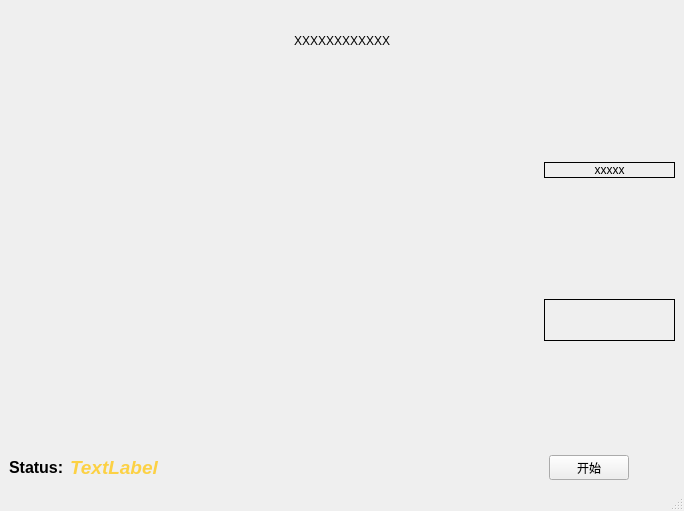
Qt form Projects/Raffle/mainwindow.ui (Innern/Qt) before a commit.
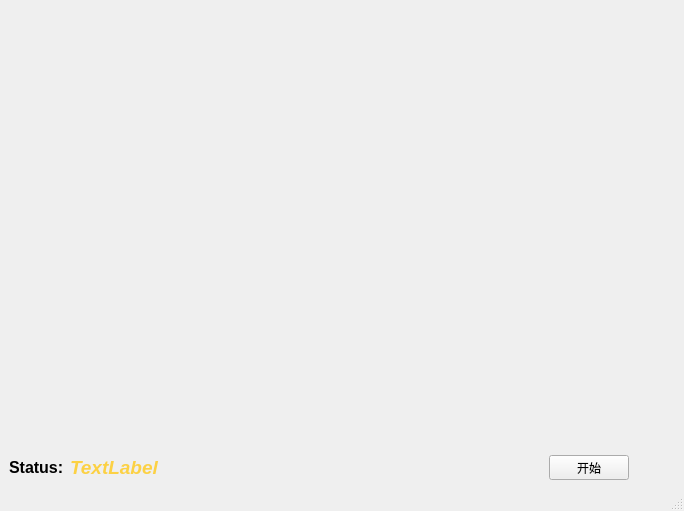
The same form after that commit. Icons and pictures are not drawn.

Patch:
```diff
--- a/Projects/Raffle/mainwindow.ui
+++ b/Projects/Raffle/mainwindow.ui
@@ -64,7 +64,7 @@
             <string notr="true"/>
            </property>
            <property name="text">
-            <string>XXXXXXXXXXXX</string>
+            <string/>
            </property>
            <property name="alignment">
             <set>Qt::AlignCenter</set>
@@ -151,10 +151,10 @@
               <string notr="true"/>
              </property>
              <property name="frameShape">
-              <enum>QFrame::Box</enum>
+              <enum>QFrame::NoFrame</enum>
              </property>
              <property name="text">
-              <string>xxxxx</string>
+              <string/>
              </property>
              <property name="alignment">
               <set>Qt::AlignCenter</set>
@@ -216,7 +216,7 @@
               <string notr="true"/>
              </property>
              <property name="frameShape">
-              <enum>QFrame::Box</enum>
+              <enum>QFrame::NoFrame</enum>
              </property>
              <property name="text">
               <string/>
```
Left out of the diff: 41 changed lines with no effect on the pictures.
